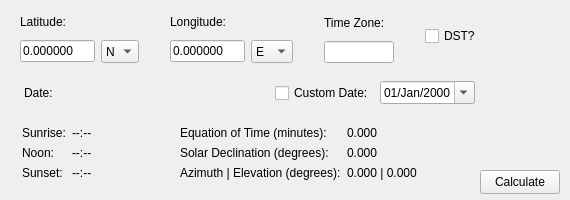
codymj/SolarCalculator, file src/MainWindow.ui: the form before one commit.
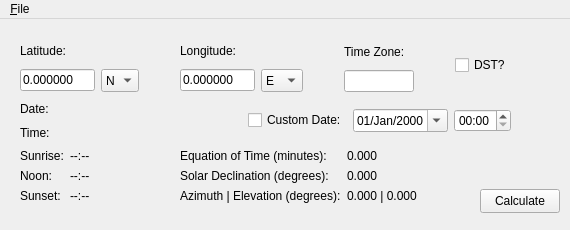
The form after the commit.

Commit message: Implement custom time

```diff
--- a/src/MainWindow.ui
+++ b/src/MainWindow.ui
@@ -7,19 +7,19 @@
     <x>0</x>
     <y>0</y>
     <width>570</width>
-    <height>200</height>
+    <height>230</height>
    </rect>
   </property>
   <property name="minimumSize">
    <size>
     <width>570</width>
-    <height>200</height>
+    <height>230</height>
    </size>
   </property>
   <property name="maximumSize">
    <size>
     <width>570</width>
-    <height>200</height>
+    <height>230</height>
    </size>
   </property>
   <property name="windowTitle">
@@ -43,8 +43,8 @@
     <property name="geometry">
      <rect>
       <x>20</x>
-      <y>10</y>
-      <width>461</width>
+      <y>20</y>
+      <width>491</width>
       <height>53</height>
      </rect>
     </property>
@@ -272,8 +272,8 @@
    <widget class="QWidget" name="layoutWidget">
     <property name="geometry">
      <rect>
-      <x>22</x>
-      <y>126</y>
+      <x>20</x>
+      <y>130</y>
       <width>151</width>
       <height>63</height>
      </rect>
@@ -327,7 +327,7 @@
     <property name="geometry">
      <rect>
       <x>180</x>
-      <y>126</y>
+      <y>130</y>
       <width>291</width>
       <height>63</height>
      </rect>
@@ -392,27 +392,45 @@
    <widget class="QWidget" name="">
     <property name="geometry">
      <rect>
-      <x>24</x>
+      <x>20</x>
       <y>80</y>
-      <width>451</width>
-      <height>26</height>
+      <width>491</width>
+      <height>43</height>
      </rect>
     </property>
     <layout class="QHBoxLayout" name="horizontalLayout_4">
      <item>
+      <layout class="QGridLayout" name="gridLayout">
+       <item row="0" column="0">
       <widget class="QLabel" name="label_4">
        <property name="text">
         <string>Date:</string>
        </property>
       </widget>
      </item>
-     <item>
+       <item row="0" column="1">
       <widget class="QLabel" name="dateLabel">
        <property name="text">
         <string/>
        </property>
       </widget>
      </item>
+       <item row="1" column="0">
+        <widget class="QLabel" name="label_7">
+         <property name="text">
+          <string>Time:</string>
+         </property>
+        </widget>
+       </item>
+       <item row="1" column="1">
+        <widget class="QLabel" name="timeLabel">
+         <property name="text">
+          <string/>
+         </property>
+        </widget>
+       </item>
+      </layout>
+     </item>
      <item>
       <spacer name="horizontalSpacer_3">
        <property name="orientation">
@@ -460,9 +478,41 @@
        </property>
       </widget>
      </item>
+     <item>
+      <widget class="QTimeEdit" name="timeEdit">
+       <property name="displayFormat">
+        <string>HH:mm</string>
+       </property>
+       <property name="calendarPopup">
+        <bool>true</bool>
+       </property>
+      </widget>
+     </item>
     </layout>
    </widget>
   </widget>
+  <widget class="QMenuBar" name="menuBar">
+   <property name="geometry">
+    <rect>
+     <x>0</x>
+     <y>0</y>
+     <width>570</width>
+     <height>22</height>
+    </rect>
+   </property>
+   <widget class="QMenu" name="menu_File">
+    <property name="title">
+     <string>&amp;File</string>
+    </property>
+    <addaction name="actionClose"/>
+   </widget>
+   <addaction name="menu_File"/>
+  </widget>
+  <action name="actionClose">
+   <property name="text">
+    <string>&amp;Close</string>
+   </property>
+  </action>
  </widget>
  <resources/>
  <connections/>
```
Lines whose indentation alone changed are shown as unchanged. The commit also changes 6 other files.
